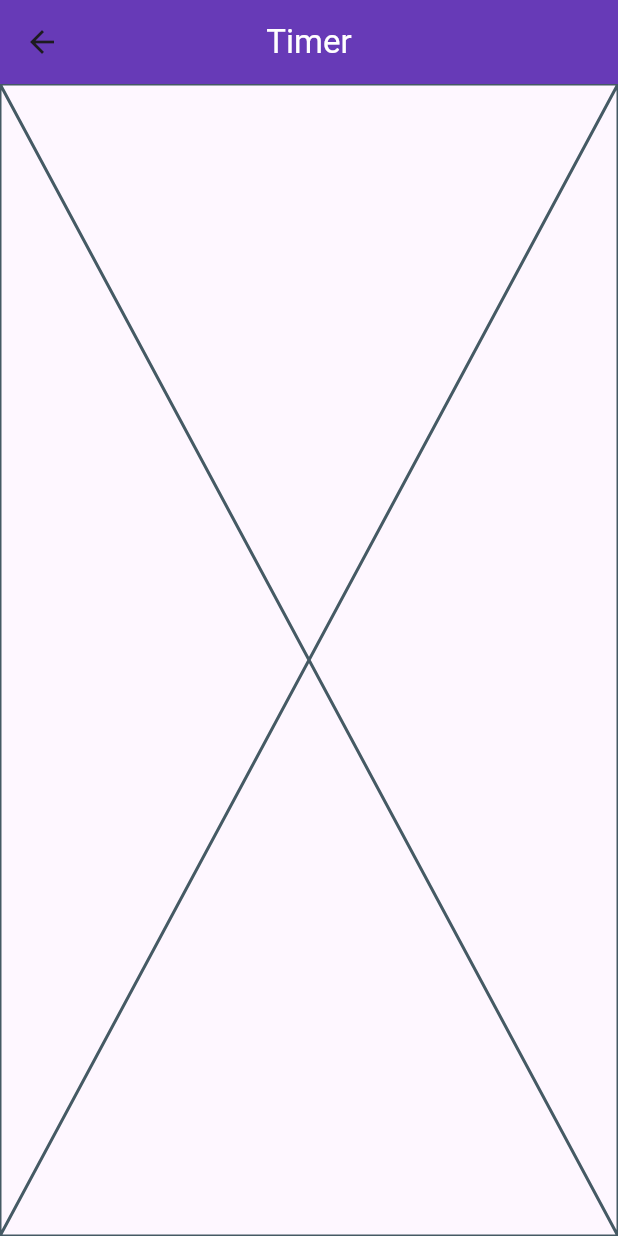
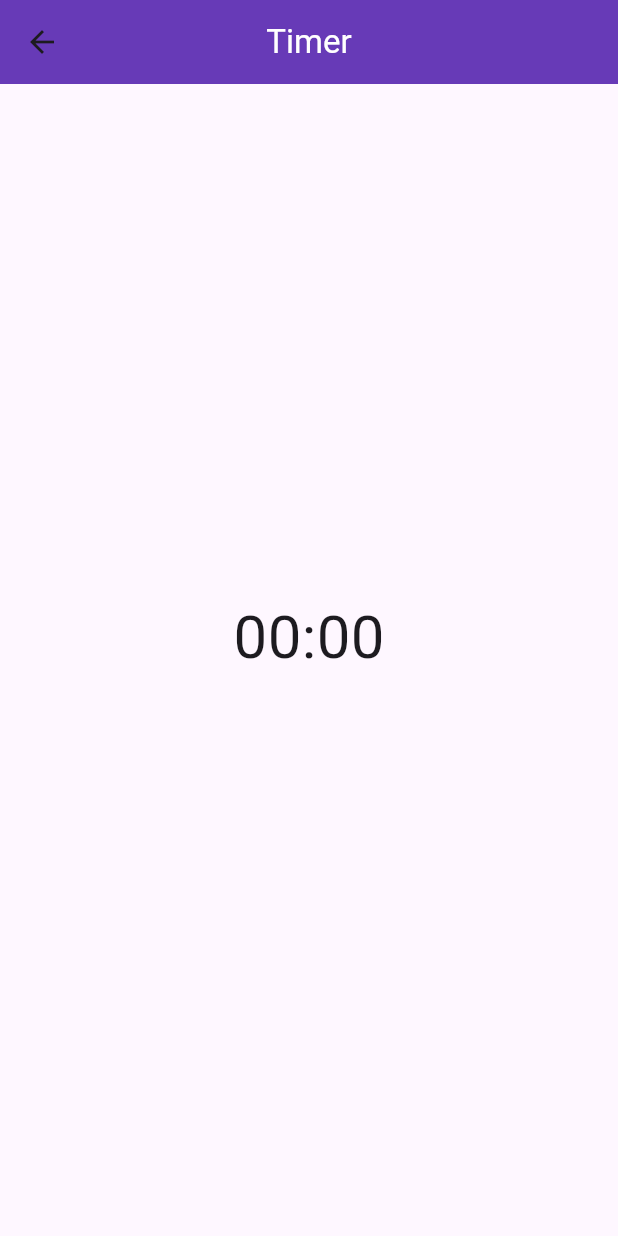
Before and after one commit to flbarfield/flutter_exploration, a Flutter app: the TimerView screen opened directly, on a phone screen of 412 x 824 dp. Run offline on Flutter 3.47's test engine with Material 3 defaults, Android fonts, the phone set to English and light mode, and no system bars; our stand-ins replace bloc, flutter_bloc, freezed_annotation.

Commit message:
added base layout for timer, began implementing state changes

```diff
--- a/lib/timer/bloc/timer_state.dart
+++ b/lib/timer/bloc/timer_state.dart
@@ -4,5 +4,6 @@ part of 'timer_cubit.dart';
 class TimerState with _$TimerState {
   const factory TimerState({
     @Default(0) num currentTime,
+    @Default(false) bool playPushed,
   }) = _TimerState;
 }
--- a/lib/timer/view/timer_view.dart
+++ b/lib/timer/view/timer_view.dart
@@ -1,5 +1,8 @@
 import 'package:flutter/material.dart';
+import 'package:flutter_bloc/flutter_bloc.dart';
 import 'package:flutter_exploration/custom_app_bar.dart';
+import 'package:flutter_exploration/timer/bloc/timer_cubit.dart';
+import 'package:flutter_exploration/timer/view/play_restart_button.dart';
 
 class TimerView extends StatelessWidget {
   const TimerView({super.key});
@@ -8,7 +11,22 @@ class TimerView extends StatelessWidget {
   Widget build(BuildContext context) {
     return const Scaffold(
       appBar: CustomAppBar(inputTitle: 'Timer'),
-      body: Placeholder(),
+      body: Center(
+        child: Column(
+          mainAxisAlignment: MainAxisAlignment.center,
+          children: [
+            Text(
+              '00:00',
+              style: TextStyle(fontSize: 40),
+            ),
+            SizedBox(
+              height: 30,
+            ),
+            // PlayRestartButton(),
+            // {context.read<TimerCubit>().displayControlButtons()},
+          ],
+        ),
+      ),
     );
   }
 }
```
Also changed, not shown: lib/timer/bloc/timer_cubit.dart (+10 -0 lines), lib/timer/view/play_restart_button.dart (added, +43 -0 lines), lib/calculator/bloc/calculator_cubit.freezed.dart, lib/timer/bloc/timer_cubit.freezed.dart.
